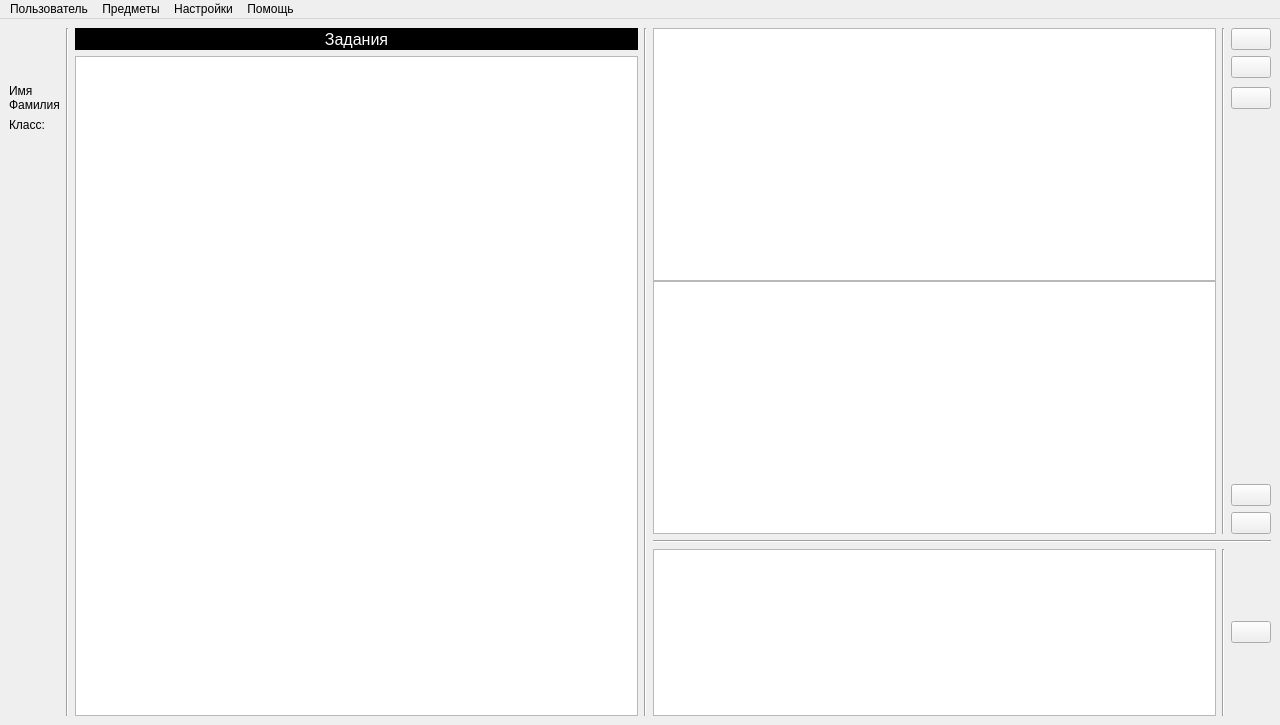
The window that mainwindow.ui (zavrik965/EvaluationSystemQt) describes before a commit, drawn with Qt 5.
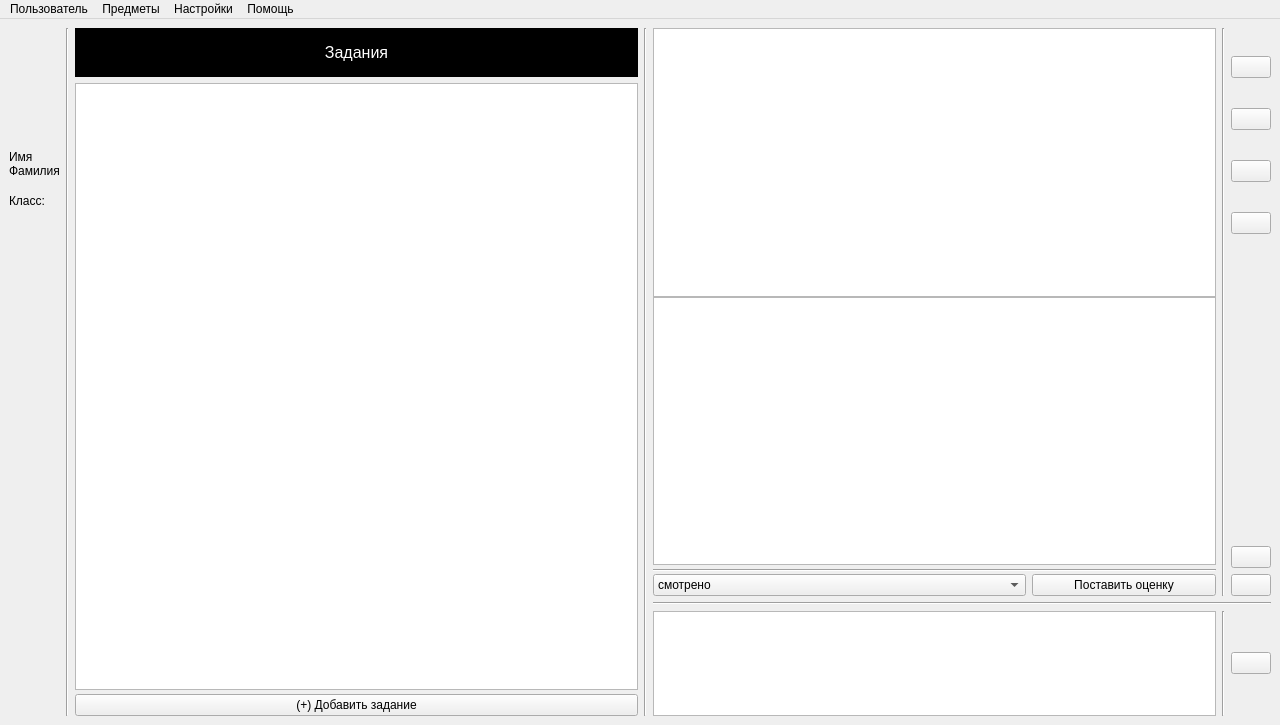
The same window after the commit. Icons and pictures are not drawn.

The edit to the form file:
```diff
--- a/mainwindow.ui
+++ b/mainwindow.ui
@@ -39,6 +39,58 @@
       <property name="sizeConstraint">
        <enum>QLayout::SetDefaultConstraint</enum>
       </property>
+      <item row="13" column="10" rowspan="2">
+       <widget class="Line" name="line_5">
+        <property name="orientation">
+         <enum>Qt::Vertical</enum>
+        </property>
+       </widget>
+      </item>
+      <item row="0" column="10" rowspan="12">
+       <widget class="Line" name="line_2">
+        <property name="orientation">
+         <enum>Qt::Vertical</enum>
+        </property>
+       </widget>
+      </item>
+      <item row="11" column="11">
+       <widget class="QPushButton" name="download_btn">
+        <property name="sizePolicy">
+         <sizepolicy hsizetype="Maximum" vsizetype="Fixed">
+          <horstretch>0</horstretch>
+          <verstretch>0</verstretch>
+         </sizepolicy>
+        </property>
+        <property name="text">
+         <string/>
+        </property>
+        <property name="icon">
+         <iconset resource="res.qrc">
+          <normaloff>:/icons/pic/download.png</normaloff>:/icons/pic/download.png</iconset>
+        </property>
+        <property name="iconSize">
+         <size>
+          <width>50</width>
+          <height>50</height>
+         </size>
+        </property>
+        <property name="checkable">
+         <bool>false</bool>
+        </property>
+        <property name="autoRepeat">
+         <bool>false</bool>
+        </property>
+        <property name="autoExclusive">
+         <bool>false</bool>
+        </property>
+        <property name="autoDefault">
+         <bool>false</bool>
+        </property>
+        <property name="default">
+         <bool>false</bool>
+        </property>
+       </widget>
+      </item>
       <item row="0" column="0" rowspan="2" colspan="2">
        <widget class="QLabel" name="avatar">
         <property name="sizePolicy">
@@ -55,6 +107,130 @@
         </property>
        </widget>
       </item>
+      <item row="0" column="11" rowspan="5">
+       <widget class="QWidget" name="widget_2" native="true">
+        <layout class="QVBoxLayout" name="verticalLayout_2">
+         <property name="leftMargin">
+          <number>0</number>
+         </property>
+         <property name="topMargin">
+          <number>4</number>
+         </property>
+         <property name="rightMargin">
+          <number>0</number>
+         </property>
+         <property name="bottomMargin">
+          <number>4</number>
+         </property>
+         <item>
+          <widget class="QPushButton" name="description_btn">
+           <property name="sizePolicy">
+            <sizepolicy hsizetype="Maximum" vsizetype="Fixed">
+             <horstretch>0</horstretch>
+             <verstretch>0</verstretch>
+            </sizepolicy>
+           </property>
+           <property name="text">
+            <string/>
+           </property>
+           <property name="icon">
+            <iconset resource="res.qrc">
+             <normaloff>:/icons/pic/description.png</normaloff>:/icons/pic/description.png</iconset>
+           </property>
+           <property name="iconSize">
+            <size>
+             <width>50</width>
+             <height>50</height>
+            </size>
+           </property>
+          </widget>
+         </item>
+         <item>
+          <widget class="QPushButton" name="list_students_btn">
+           <property name="text">
+            <string/>
+           </property>
+           <property name="icon">
+            <iconset resource="res.qrc">
+             <normaloff>:/icons/pic/list_students.png</normaloff>:/icons/pic/list_students.png</iconset>
+           </property>
+           <property name="iconSize">
+            <size>
+             <width>50</width>
+             <height>50</height>
+            </size>
+           </property>
+          </widget>
+         </item>
+         <item>
+          <widget class="QPushButton" name="code_viewer_btn">
+           <property name="sizePolicy">
+            <sizepolicy hsizetype="Maximum" vsizetype="Maximum">
+             <horstretch>0</horstretch>
+             <verstretch>0</verstretch>
+            </sizepolicy>
+           </property>
+           <property name="text">
+            <string/>
+           </property>
+           <property name="icon">
+            <iconset resource="res.qrc">
+             <normaloff>:/icons/pic/code.png</normaloff>:/icons/pic/code.png</iconset>
+           </property>
+           <property name="iconSize">
+            <size>
+             <width>50</width>
+             <height>50</height>
+            </size>
+           </property>
+          </widget>
+         </item>
+         <item>
+          <widget class="QPushButton" name="chat_viewer_btn">
+           <property name="sizePolicy">
+            <sizepolicy hsizetype="Maximum" vsizetype="Fixed">
+             <horstretch>0</horstretch>
+             <verstretch>0</verstretch>
+            </sizepolicy>
+           </property>
+           <property name="text">
+            <string/>
+           </property>
+           <property name="icon">
+            <iconset resource="res.qrc">
+             <normaloff>:/icons/pic/chat.png</normaloff>:/icons/pic/chat.png</iconset>
+           </property>
+           <property name="iconSize">
+            <size>
+             <width>50</width>
+             <height>50</height>
+            </size>
+           </property>
+          </widget>
+         </item>
+        </layout>
+       </widget>
+      </item>
+      <item row="12" column="8" colspan="4">
+       <widget class="Line" name="line_3">
+        <property name="orientation">
+         <enum>Qt::Horizontal</enum>
+        </property>
+       </widget>
+      </item>
+      <item row="3" column="1">
+       <widget class="QLabel" name="class_num">
+        <property name="sizePolicy">
+         <sizepolicy hsizetype="Maximum" vsizetype="Preferred">
+          <horstretch>0</horstretch>
+          <verstretch>0</verstretch>
+         </sizepolicy>
+        </property>
+        <property name="text">
+         <string/>
+        </property>
+       </widget>
+      </item>
       <item row="0" column="4" colspan="2">
        <widget class="QLabel" name="title_list">
         <property name="sizePolicy">
@@ -83,138 +259,6 @@
         </property>
        </widget>
       </item>
-      <item row="2" column="11">
-       <widget class="QPushButton" name="chat_viewer_btn">
-        <property name="sizePolicy">
-         <sizepolicy hsizetype="Maximum" vsizetype="Fixed">
-          <horstretch>0</horstretch>
-          <verstretch>0</verstretch>
-         </sizepolicy>
-        </property>
-        <property name="text">
-         <string/>
-        </property>
-        <property name="icon">
-         <iconset resource="res.qrc">
-          <normaloff>:/icons/pic/chat.png</normaloff>:/icons/pic/chat.png</iconset>
-        </property>
-        <property name="iconSize">
-         <size>
-          <width>50</width>
-          <height>50</height>
-         </size>
-        </property>
-       </widget>
-      </item>
-      <item row="3" column="1">
-       <widget class="QLabel" name="class_num">
-        <property name="sizePolicy">
-         <sizepolicy hsizetype="Maximum" vsizetype="Preferred">
-          <horstretch>0</horstretch>
-          <verstretch>0</verstretch>
-         </sizepolicy>
-        </property>
-        <property name="text">
-         <string/>
-        </property>
-       </widget>
-      </item>
-      <item row="0" column="11">
-       <widget class="QPushButton" name="description_btn">
-        <property name="sizePolicy">
-         <sizepolicy hsizetype="Maximum" vsizetype="Fixed">
-          <horstretch>0</horstretch>
-          <verstretch>0</verstretch>
-         </sizepolicy>
-        </property>
-        <property name="text">
-         <string/>
-        </property>
-        <property name="icon">
-         <iconset resource="res.qrc">
-          <normaloff>:/icons/pic/description.png</normaloff>:/icons/pic/description.png</iconset>
-        </property>
-        <property name="iconSize">
-         <size>
-          <width>50</width>
-          <height>50</height>
-         </size>
-        </property>
-       </widget>
-      </item>
-      <item row="0" column="3" rowspan="13">
-       <widget class="Line" name="line">
-        <property name="orientation">
-         <enum>Qt::Vertical</enum>
-        </property>
-       </widget>
-      </item>
-      <item row="3" column="0">
-       <widget class="QLabel" name="class_label">
-        <property name="sizePolicy">
-         <sizepolicy hsizetype="Maximum" vsizetype="Fixed">
-          <horstretch>0</horstretch>
-          <verstretch>0</verstretch>
-         </sizepolicy>
-        </property>
-        <property name="text">
-         <string>Класс:</string>
-        </property>
-       </widget>
-      </item>
-      <item row="1" column="11">
-       <widget class="QPushButton" name="code_viewer_btn">
-        <property name="sizePolicy">
-         <sizepolicy hsizetype="Maximum" vsizetype="Fixed">
-          <horstretch>0</horstretch>
-          <verstretch>0</verstretch>
-         </sizepolicy>
-        </property>
-        <property name="text">
-         <string/>
-        </property>
-        <property name="icon">
-         <iconset resource="res.qrc">
-          <normaloff>:/icons/pic/code.png</normaloff>:/icons/pic/code.png</iconset>
-        </property>
-        <property name="iconSize">
-         <size>
-          <width>50</width>
-          <height>50</height>
-         </size>
-        </property>
-       </widget>
-      </item>
-      <item row="0" column="6" rowspan="13">
-       <widget class="Line" name="line_4">
-        <property name="orientation">
-         <enum>Qt::Vertical</enum>
-        </property>
-       </widget>
-      </item>
-      <item row="3" column="11" rowspan="4">
-       <spacer name="verticalSpacer">
-        <property name="orientation">
-         <enum>Qt::Vertical</enum>
-        </property>
-        <property name="sizeHint" stdset="0">
-         <size>
-          <width>20</width>
-          <height>40</height>
-         </size>
-        </property>
-       </spacer>
-      </item>
-      <item row="1" column="4" rowspan="12" colspan="2">
-       <widget class="QListWidget" name="excercises">
-        <property name="sizePolicy">
-         <sizepolicy hsizetype="Preferred" vsizetype="Preferred">
-          <horstretch>0</horstretch>
-          <verstretch>0</verstretch>
-         </sizepolicy>
-        </property>
-       </widget>
-      </item>
       <item row="2" column="0" colspan="2">
        <widget class="QLabel" name="username">
         <property name="sizePolicy">
@@ -229,7 +273,20 @@
         </property>
        </widget>
       </item>
-      <item row="11" column="8" rowspan="2" colspan="2">
+      <item row="5" column="11" rowspan="5">
+       <spacer name="verticalSpacer">
+        <property name="orientation">
+         <enum>Qt::Vertical</enum>
+        </property>
+        <property name="sizeHint" stdset="0">
+         <size>
+          <width>20</width>
+          <height>40</height>
+         </size>
+        </property>
+       </spacer>
+      </item>
+      <item row="13" column="8" rowspan="2" colspan="2">
        <widget class="QTextEdit" name="message">
         <property name="sizePolicy">
          <sizepolicy hsizetype="Preferred" vsizetype="Ignored">
@@ -239,7 +296,7 @@
         </property>
        </widget>
       </item>
-      <item row="4" column="0" rowspan="9" colspan="2">
+      <item row="4" column="0" rowspan="11" colspan="2">
        <spacer name="verticalSpacer_2">
         <property name="orientation">
          <enum>Qt::Vertical</enum>
@@ -252,7 +309,136 @@
         </property>
        </spacer>
       </item>
-      <item row="0" column="8" rowspan="10" colspan="2">
+      <item row="3" column="0">
+       <widget class="QLabel" name="class_label">
+        <property name="sizePolicy">
+         <sizepolicy hsizetype="Maximum" vsizetype="Fixed">
+          <horstretch>0</horstretch>
+          <verstretch>0</verstretch>
+         </sizepolicy>
+        </property>
+        <property name="text">
+         <string>Класс:</string>
+        </property>
+       </widget>
+      </item>
+      <item row="13" column="11" rowspan="2">
+       <widget class="QPushButton" name="mes_btn">
+        <property name="sizePolicy">
+         <sizepolicy hsizetype="Maximum" vsizetype="Maximum">
+          <horstretch>0</horstretch>
+          <verstretch>0</verstretch>
+         </sizepolicy>
+        </property>
+        <property name="text">
+         <string/>
+        </property>
+        <property name="icon">
+         <iconset resource="res.qrc">
+          <normaloff>:/icons/pic/mes_send.png</normaloff>:/icons/pic/mes_send.png</iconset>
+        </property>
+        <property name="iconSize">
+         <size>
+          <width>50</width>
+          <height>50</height>
+         </size>
+        </property>
+        <property name="shortcut">
+         <string>Ctrl+Return</string>
+        </property>
+       </widget>
+      </item>
+      <item row="0" column="6" rowspan="15">
+       <widget class="Line" name="line_4">
+        <property name="orientation">
+         <enum>Qt::Vertical</enum>
+        </property>
+       </widget>
+      </item>
+      <item row="10" column="11">
+       <widget class="QPushButton" name="upload_btn">
+        <property name="sizePolicy">
+         <sizepolicy hsizetype="Maximum" vsizetype="Fixed">
+          <horstretch>0</horstretch>
+          <verstretch>0</verstretch>
+         </sizepolicy>
+        </property>
+        <property name="mouseTracking">
+         <bool>false</bool>
+        </property>
+        <property name="autoFillBackground">
+         <bool>false</bool>
+        </property>
+        <property name="text">
+         <string/>
+        </property>
+        <property name="icon">
+         <iconset resource="res.qrc">
+          <normaloff>:/icons/pic/upload.png</normaloff>:/icons/pic/upload.png</iconset>
+        </property>
+        <property name="iconSize">
+         <size>
+          <width>50</width>
+          <height>50</height>
+         </size>
+        </property>
+        <property name="autoRepeatDelay">
+         <number>300</number>
+        </property>
+        <property name="autoDefault">
+         <bool>false</bool>
+        </property>
+        <property name="default">
+         <bool>false</bool>
+        </property>
+       </widget>
+      </item>
+      <item row="0" column="3" rowspan="15">
+       <widget class="Line" name="line">
+        <property name="orientation">
+         <enum>Qt::Vertical</enum>
+        </property>
+       </widget>
+      </item>
+      <item row="1" column="4" rowspan="14" colspan="2">
+       <widget class="QWidget" name="widget_3" native="true">
+        <layout class="QVBoxLayout" name="verticalLayout_3">
+         <property name="spacing">
+          <number>4</number>
+         </property>
+         <property name="leftMargin">
+          <number>0</number>
+         </property>
+         <property name="topMargin">
+          <number>0</number>
+         </property>
+         <property name="rightMargin">
+          <number>0</number>
+         </property>
+         <property name="bottomMargin">
+          <number>0</number>
+         </property>
+         <item>
+          <widget class="QListWidget" name="excercises">
+           <property name="sizePolicy">
+            <sizepolicy hsizetype="Preferred" vsizetype="Preferred">
+             <horstretch>0</horstretch>
+             <verstretch>0</verstretch>
+            </sizepolicy>
+           </property>
+          </widget>
+         </item>
+         <item>
+          <widget class="QPushButton" name="add_task_btn">
+           <property name="text">
+            <string>(+) Добавить задание</string>
+           </property>
+          </widget>
+         </item>
+        </layout>
+       </widget>
+      </item>
+      <item row="0" column="8" rowspan="12" colspan="2">
        <widget class="QWidget" name="widget" native="true">
         <property name="sizePolicy">
          <sizepolicy hsizetype="Expanding" vsizetype="Expanding">
@@ -300,132 +486,91 @@
            </property>
           </widget>
          </item>
+         <item>
+          <widget class="QWidget" name="teacher_mark_widget" native="true">
+           <layout class="QGridLayout" name="gridLayout_3">
+            <property name="leftMargin">
+             <number>0</number>
+            </property>
+            <property name="topMargin">
+             <number>4</number>
+            </property>
+            <property name="rightMargin">
+             <number>0</number>
+            </property>
+            <property name="bottomMargin">
+             <number>0</number>
+            </property>
+            <property name="horizontalSpacing">
+             <number>6</number>
+            </property>
+            <property name="verticalSpacing">
+             <number>2</number>
+            </property>
+            <item row="2" column="0" colspan="2">
+             <widget class="QComboBox" name="marks">
+              <item>
+               <property name="text">
+                <string>смотрено</string>
+               </property>
+              </item>
+              <item>
+               <property name="text">
+                <string>1</string>
+               </property>
+              </item>
+              <item>
+               <property name="text">
+                <string>2</string>
+               </property>
+              </item>
+              <item>
+               <property name="text">
+                <string>3</string>
+               </property>
+              </item>
+              <item>
+               <property name="text">
+                <string>4</string>
+               </property>
+              </item>
+              <item>
+               <property name="text">
+                <string>5</string>
+               </property>
+              </item>
+              <item>
+               <property name="text">
+                <string>зачёт</string>
+               </property>
+              </item>
+              <item>
+               <property name="text">
+                <string>незачёт</string>
+               </property>
+              </item>
+             </widget>
+            </item>
+            <item row="2" column="2">
+             <widget class="QPushButton" name="accept_mark">
+              <property name="text">
+               <string>Поставить оценку</string>
+              </property>
+             </widget>
+            </item>
+            <item row="0" column="0" colspan="3">
+             <widget class="Line" name="line_6">
+              <property name="orientation">
+               <enum>Qt::Horizontal</enum>
+              </property>
+             </widget>
+            </item>
+           </layout>
+          </widget>
+         </item>
         </layout>
        </widget>
       </item>
-      <item row="9" column="11">
-       <widget class="QPushButton" name="download_btn">
-        <property name="sizePolicy">
-         <sizepolicy hsizetype="Maximum" vsizetype="Fixed">
-          <horstretch>0</horstretch>
-          <verstretch>0</verstretch>
-         </sizepolicy>
-        </property>
-        <property name="text">
-         <string/>
-        </property>
-        <property name="icon">
-         <iconset resource="res.qrc">
-          <normaloff>:/icons/pic/download.png</normaloff>:/icons/pic/download.png</iconset>
-        </property>
-        <property name="iconSize">
-         <size>
-          <width>50</width>
-          <height>50</height>
-         </size>
-        </property>
-        <property name="checkable">
-         <bool>false</bool>
-        </property>
-        <property name="autoRepeat">
-         <bool>false</bool>
-        </property>
-        <property name="autoExclusive">
-         <bool>false</bool>
-        </property>
-        <property name="autoDefault">
-         <bool>false</bool>
-        </property>
-        <property name="default">
-         <bool>false</bool>
-        </property>
-       </widget>
-      </item>
-      <item row="8" column="11">
-       <widget class="QPushButton" name="upload_btn">
-        <property name="sizePolicy">
-         <sizepolicy hsizetype="Maximum" vsizetype="Fixed">
-          <horstretch>0</horstretch>
-          <verstretch>0</verstretch>
-         </sizepolicy>
-        </property>
-        <property name="mouseTracking">
-         <bool>false</bool>
-        </property>
-        <property name="autoFillBackground">
-         <bool>false</bool>
-        </property>
-        <property name="text">
-         <string/>
-        </property>
-        <property name="icon">
-         <iconset resource="res.qrc">
-          <normaloff>:/icons/pic/upload.png</normaloff>:/icons/pic/upload.png</iconset>
-        </property>
-        <property name="iconSize">
-         <size>
-          <width>50</width>
-          <height>50</height>
-         </size>
-        </property>
-        <property name="autoRepeatDelay">
-         <number>300</number>
-        </property>
-        <property name="autoDefault">
-         <bool>false</bool>
-        </property>
-        <property name="default">
-         <bool>false</bool>
-        </property>
-       </widget>
-      </item>
-      <item row="10" column="8" colspan="4">
-       <widget class="Line" name="line_3">
-        <property name="orientation">
-         <enum>Qt::Horizontal</enum>
-        </property>
-       </widget>
-      </item>
-      <item row="0" column="10" rowspan="10">
-       <widget class="Line" name="line_2">
-        <property name="orientation">
-         <enum>Qt::Vertical</enum>
-        </property>
-       </widget>
-      </item>
-      <item row="11" column="10" rowspan="2">
-       <widget class="Line" name="line_5">
-        <property name="orientation">
-         <enum>Qt::Vertical</enum>
-        </property>
-       </widget>
-      </item>
-      <item row="11" column="11" rowspan="2">
-       <widget class="QPushButton" name="mes_btn">
-        <property name="sizePolicy">
-         <sizepolicy hsizetype="Maximum" vsizetype="Maximum">
-          <horstretch>0</horstretch>
-          <verstretch>0</verstretch>
-         </sizepolicy>
-        </property>
-        <property name="text">
-         <string/>
-        </property>
-        <property name="icon">
-         <iconset resource="res.qrc">
-          <normaloff>:/icons/pic/mes_send.png</normaloff>:/icons/pic/mes_send.png</iconset>
-        </property>
-        <property name="iconSize">
-         <size>
-          <width>50</width>
-          <height>50</height>
-         </size>
-        </property>
-        <property name="shortcut">
-         <string>Ctrl+Return</string>
-        </property>
-       </widget>
-      </item>
      </layout>
     </item>
    </layout>
```
